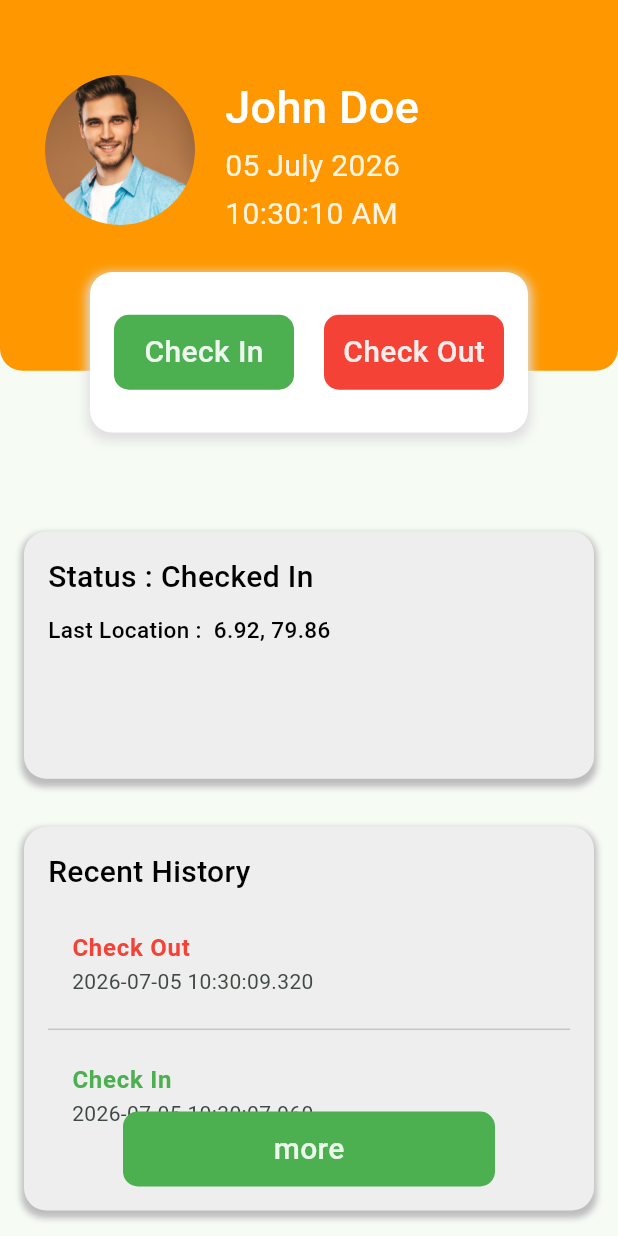
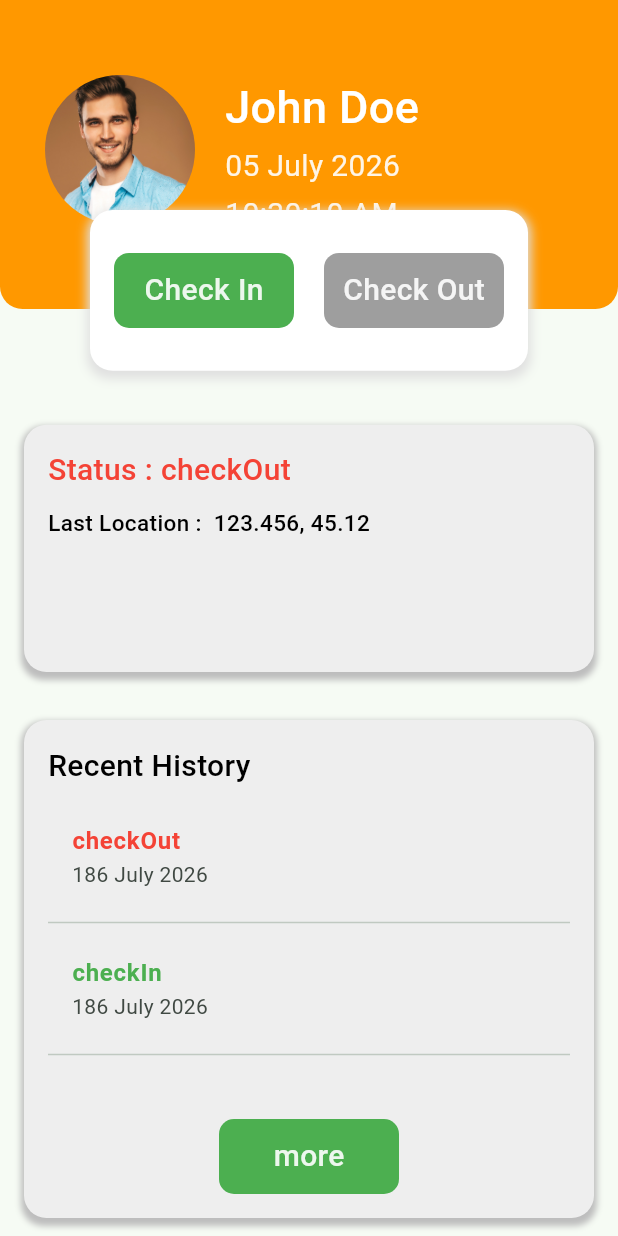
Before and after one commit to PathumDilhara/GeoAttend, a Flutter app: the screen it shows after launch, after a tap on "Check In", after a tap on "Check Out", on a phone screen of 412 x 824 dp. Run offline on Flutter 3.47's test engine with Material 3 defaults, Android fonts, the phone set to English and light mode, and no system bars; our stand-ins replace flutter_riverpod, go_router.

Commit message:
Providers updating for better UI updating

```diff
--- /dev/null
+++ b/lib/enums/att_enum.dart
@@ -0,0 +1 @@
+enum AttendanceTypeEnum { checkIn, checkOut }
--- a/lib/models/attendance_model.dart
+++ b/lib/models/attendance_model.dart
@@ -1,10 +1,16 @@
+import 'package:geo_attend/enums/att_enum.dart';
+
 class AttendanceModel {
-  final String type;
+  final String id;
+  final String employeeName;
+  final AttendanceTypeEnum type;
   final DateTime dateTime;
   final double latitude;
   final double longitude;
 
   AttendanceModel({
+    required this.id,
+    required this.employeeName,
     required this.type,
     required this.dateTime,
     required this.latitude,
--- /dev/null
+++ b/lib/models/position_data.dart
@@ -0,0 +1,6 @@
+class PositionData {
+  final double latitude;
+  final double longitude;
+
+  PositionData({required this.latitude, required this.longitude});
+}
--- /dev/null
+++ b/lib/models/user_model.dart
@@ -0,0 +1,6 @@
+class UserModel {
+  final String userId;
+  final String userName;
+
+  UserModel({required this.userId, required this.userName});
+}
--- a/lib/providers/attendance_notifier.dart
+++ b/lib/providers/attendance_notifier.dart
@@ -1,5 +1,7 @@
 import 'package:flutter_riverpod/flutter_riverpod.dart';
+import 'package:geo_attend/enums/att_enum.dart';
 import 'package:geo_attend/models/attendance_model.dart';
+import 'package:uuid/uuid.dart';
 
 class AttendanceNotifier extends Notifier<List<AttendanceModel>> {
   @override
@@ -11,24 +13,36 @@ class AttendanceNotifier extends Notifier<List<AttendanceModel>> {
       state.reversed.take(3).toList();
 
   // Check In
-  void checkIn() {
+  void checkIn({
+    required String employeeName,
+    required double latitude,
+    required double longitude
+}) {
     final record = AttendanceModel(
-      type: "Check In",
+      id: Uuid().v4(),
+      employeeName: employeeName,
+      type: AttendanceTypeEnum.checkIn,
       dateTime: DateTime.now(),
-      latitude: 6.9271,
-      longitude: 79.8612,
+      latitude: latitude,
+      longitude: longitude,
     );
 
     state = [...state, record];
   }
 
   // Check Out
-  void checkOut() {
+  void checkOut({
+    required String employeeName,
+    required double latitude,
+    required double longitude
+}) {
     final record = AttendanceModel(
-      type: "Check Out",
+      id: Uuid().v4(),
+      employeeName: employeeName,
+      type: AttendanceTypeEnum.checkOut,
       dateTime: DateTime.now(),
-      latitude: 6.9271,
-      longitude: 79.8612,
+      latitude: latitude,
+      longitude: longitude,
     );
 
     state = [...state, record];
--- a/lib/providers/attendance_provider.dart
+++ /dev/null
@@ -1,15 +0,0 @@
-import 'package:flutter_riverpod/flutter_riverpod.dart';
-import 'package:geo_attend/models/attendance_model.dart';
-import 'package:geo_attend/providers/attendance_notifier.dart';
-
-final attendanceProvider =
-    NotifierProvider<AttendanceNotifier, List<AttendanceModel>>(
-      AttendanceNotifier.new,
-    );
-
-final currentTimeProvider = StreamProvider<DateTime>((ref) async* {
-  while (true) {
-    yield DateTime.now();
-    await Future.delayed(Duration(seconds: 1));
-  }
-});
--- /dev/null
+++ b/lib/providers/providers.dart
@@ -0,0 +1,53 @@
+import 'package:flutter_riverpod/flutter_riverpod.dart';
+import 'package:geo_attend/models/attendance_model.dart';
+import 'package:geo_attend/models/position_data.dart';
+import 'package:geo_attend/models/user_model.dart';
+import 'package:geo_attend/providers/attendance_notifier.dart';
+import 'package:geo_attend/services/user_service.dart';
+
+import '../enums/att_enum.dart';
+
+final attendanceListProvider =
+    NotifierProvider<AttendanceNotifier, List<AttendanceModel>>(
+      AttendanceNotifier.new,
+    );
+
+final currentStateProvider = Provider<AttendanceTypeEnum>((ref) {
+  final records = ref.watch(attendanceListProvider);
+
+  if (records.isEmpty) {
+    return AttendanceTypeEnum.checkOut;
+  }
+
+  final last = records.last;
+  return last.type == AttendanceTypeEnum.checkIn
+      ? AttendanceTypeEnum.checkIn
+      : AttendanceTypeEnum.checkOut;
+});
+
+final lastLocationProvider = Provider<PositionData>((ref) {
+  final records = ref.watch(attendanceListProvider);
+
+  if (records.isEmpty) {
+    return PositionData(latitude: 0.0, longitude: 0.0);
+  }
+
+  final last = records.last;
+  return PositionData(latitude: last.latitude, longitude: last.longitude);
+});
+
+final userProvider = Provider((ref) {
+  return UserService();
+});
+
+final currentUserProvider = FutureProvider<UserModel>((ref) async {
+  final service = ref.read(userProvider);
+  return service.getCurrentUser();
+});
+
+final currentTimeProvider = StreamProvider<DateTime>((ref) async* {
+  while (true) {
+    yield DateTime.now();
+    await Future.delayed(Duration(seconds: 1));
+  }
+});
--- a/lib/screens/details_screen.dart
+++ b/lib/screens/details_screen.dart
@@ -1,4 +1,5 @@
 import 'package:flutter/material.dart';
+import 'package:geo_attend/enums/att_enum.dart';
 import 'package:geo_attend/models/attendance_model.dart';
 
 class DetailsScreen extends StatelessWidget {
@@ -9,15 +10,20 @@ class DetailsScreen extends StatelessWidget {
   Widget build(BuildContext context) {
     return Scaffold(
       appBar: AppBar(title: Text("Details")),
-      body: Column(
+      body: Padding(
+        padding: const EdgeInsets.all(16.0),
+        child: Column(
           crossAxisAlignment: CrossAxisAlignment.start,
           children: [
             Text(
-            model.type,
+              model.type.name.toString(),
               style: TextStyle(
                 fontSize: 20,
                 fontWeight: FontWeight.w500,
-              color: model.type == "Check In" ? Colors.green : Colors.red,
+                color:
+                    model.type == AttendanceTypeEnum.checkIn
+                        ? Colors.green
+                        : Colors.red,
               ),
             ),
             SizedBox(height: 10),
@@ -37,6 +43,7 @@ class DetailsScreen extends StatelessWidget {
             ),
           ],
         ),
+      ),
     );
   }
 }
--- a/lib/screens/history_screen.dart
+++ b/lib/screens/history_screen.dart
@@ -1,15 +1,17 @@
 import 'package:flutter/material.dart';
 import 'package:flutter_riverpod/flutter_riverpod.dart';
-import 'package:geo_attend/providers/attendance_provider.dart';
+import 'package:geo_attend/enums/att_enum.dart';
+import 'package:geo_attend/providers/providers.dart';
 import 'package:geo_attend/router/router_paths.dart';
 import 'package:go_router/go_router.dart';
+import 'package:intl/intl.dart';
 
 class HistoryScreen extends ConsumerWidget {
   const HistoryScreen({super.key});
 
   @override
   Widget build(BuildContext context, WidgetRef ref) {
-    final history = ref.watch(attendanceProvider);
+    final history = ref.watch(attendanceListProvider);
 
     return Scaffold(
       appBar: AppBar(title: Text("History")),
@@ -22,13 +24,13 @@ class HistoryScreen extends ConsumerWidget {
             children: [
               ListTile(
                 title: Text(
-                  item.type,
+                  item.type.name.toString(),
                   style: TextStyle(
-                    color: item.type == "Check In" ? Colors.green : Colors.red,
+                    color: item.type == AttendanceTypeEnum.checkIn ? Colors.green : Colors.red,
                     fontWeight: FontWeight.bold
                   ),
                 ),
-                subtitle: Text(item.dateTime.toString()),
+                subtitle: Text(DateFormat("DD MMMM yyyy").format(item.dateTime)),
                 onTap: () {
                   GoRouter.of(
                     context,
--- a/lib/screens/home_screen.dart
+++ b/lib/screens/home_screen.dart
@@ -1,12 +1,13 @@
 import 'package:flutter/material.dart';
 import 'package:flutter_riverpod/flutter_riverpod.dart';
+import 'package:geo_attend/enums/att_enum.dart';
 import 'package:geo_attend/models/attendance_model.dart';
 import 'package:geo_attend/router/router_paths.dart';
 import 'package:geo_attend/widgets/custom_button.dart';
 import 'package:go_router/go_router.dart';
 import 'package:intl/intl.dart';
 
-import '../providers/attendance_provider.dart';
+import '../providers/providers.dart';
 
 class HomeScreen extends ConsumerWidget {
   HomeScreen({super.key});
@@ -26,7 +27,7 @@ class HomeScreen extends ConsumerWidget {
           children: [
             // Employee data card + check in/out card
             SizedBox(
-              height: screenHeight * 0.35,
+              height: screenHeight * 0.30,
               child: Stack(
                 children: [
                   // Employee data card
@@ -42,10 +43,10 @@ class HomeScreen extends ConsumerWidget {
                 ],
               ),
             ),
-            SizedBox(height: 50),
+            SizedBox(height: 20),
 
             // current state showing
-            _buildCurrentStateCard(screenHeight),
+            _buildCurrentStateCard(screenHeight, ref),
 
             // Recent history
             _buildRecentHistoryCard(context, screenHeight, ref),
@@ -59,10 +60,12 @@ class HomeScreen extends ConsumerWidget {
   Widget _buildEmployeeInformationCard(double screenHeight, WidgetRef ref) {
     final currentTime = ref.watch(currentTimeProvider);
 
+    final userAsync = ref.watch(currentUserProvider);
+
     return Container(
       padding: EdgeInsets.symmetric(vertical: 50, horizontal: 30),
       width: double.infinity,
-      height: screenHeight * 0.3,
+      height: screenHeight * 0.25,
       decoration: BoxDecoration(
         borderRadius: BorderRadius.only(
           bottomLeft: Radius.circular(cardBR),
@@ -95,7 +98,11 @@ class HomeScreen extends ConsumerWidget {
             crossAxisAlignment: CrossAxisAlignment.start,
             children: [
               Text(
-                "John Doe",
+                userAsync.when(
+                  data: (user) => user.userName,
+                  error: (_, _) => "Error",
+                  loading: () => "Loading...",
+                ),
                 softWrap: true,
                 style: TextStyle(
                   fontSize: 30,
@@ -142,6 +149,8 @@ class HomeScreen extends ConsumerWidget {
 
   // ===================== Check in out card =============================
   Widget _buildCheckInOutCard(double screenHeight, WidgetRef ref) {
+    final currentState = ref.watch(currentStateProvider);
+
     return Container(
       margin: EdgeInsets.symmetric(horizontal: 50),
       width: double.infinity,
@@ -163,17 +172,45 @@ class HomeScreen extends ConsumerWidget {
         children: [
           customButton(
             title: "Check In",
-            bgColor: Colors.green,
+            bgColor:
+                currentState == AttendanceTypeEnum.checkIn
+                    ? Colors.grey
+                    : Colors.green,
             onTap: () {
-              ref.read(attendanceProvider.notifier).checkIn();
+              if (currentState == AttendanceTypeEnum.checkOut) {
+                final user = ref.read(currentUserProvider).value;
+                if (user == null) return;
+
+                ref
+                    .read(attendanceListProvider.notifier)
+                    .checkIn(
+                      employeeName: user.userName,
+                      latitude: 12.345,
+                      longitude: 23.234,
+                    );
+              }
             },
           ),
           SizedBox(width: 20),
           customButton(
             title: "Check Out",
-            bgColor: Colors.red,
+            bgColor:
+                currentState == AttendanceTypeEnum.checkOut
+                    ? Colors.grey
+                    : Colors.red,
             onTap: () {
-              ref.read(attendanceProvider.notifier).checkOut();
+              if (currentState == AttendanceTypeEnum.checkIn) {
+                final user = ref.read(currentUserProvider).value;
+                if (user == null) return;
+
+                ref
+                    .read(attendanceListProvider.notifier)
+                    .checkOut(
+                      employeeName: user.userName,
+                      latitude: 123.456,
+                      longitude: 45.12,
+                    );
+              }
             },
           ),
         ],
@@ -182,7 +219,10 @@ class HomeScreen extends ConsumerWidget {
   }
 
   // ================================ Current state card ======================
-  Widget _buildCurrentStateCard(double screenHeight) {
+  Widget _buildCurrentStateCard(double screenHeight, WidgetRef ref) {
+    final currentState = ref.watch(currentStateProvider);
+    final lastLocation = ref.watch(lastLocationProvider);
+
     return Container(
       margin: EdgeInsets.all(mainPad),
       padding: EdgeInsets.all(16),
@@ -204,17 +244,20 @@ class HomeScreen extends ConsumerWidget {
         crossAxisAlignment: CrossAxisAlignment.start,
         children: [
           Text(
-            "Status : Checked In", // TODO
+            "Status : ${currentState.name.toString()}",
             style: TextStyle(
               fontSize: 20,
               fontWeight: FontWeight.w500,
-              color: Colors.black,
+              color:
+                  currentState == AttendanceTypeEnum.checkIn
+                      ? Colors.green
+                      : Colors.red,
             ),
           ),
           SizedBox(height: 10),
 
           Text(
-            "Last Location :  6.92, 79.86", // TODO
+            "Last Location :  ${lastLocation.latitude}, ${lastLocation.longitude}",
             style: TextStyle(
               fontSize: 15,
               fontWeight: FontWeight.w500,
@@ -232,7 +275,7 @@ class HomeScreen extends ConsumerWidget {
     double screenHeight,
     WidgetRef ref,
   ) {
-    final recentList = ref.watch(attendanceProvider.notifier).recentThree;
+    final recentList = ref.watch(attendanceListProvider.notifier).recentThree;
 
     return Container(
       margin: EdgeInsets.all(mainPad),
@@ -276,16 +319,18 @@ class HomeScreen extends ConsumerWidget {
               ),
             )
           else
-            Stack(
+            Column(
+              mainAxisSize: MainAxisSize.min,
               children: [
                 Padding(
-                  padding: const EdgeInsets.only(bottom: 20.0),
+                  padding: const EdgeInsets.only(bottom: 5.0),
                   child: Material(
                     clipBehavior: Clip.antiAlias,
                     color: Colors.grey.shade200,
                     child: SizedBox(
-                      height: screenHeight * 0.2,
+                      height: screenHeight * 0.25,
                       child: ListView.builder(
+                        padding: EdgeInsets.zero,
                         itemCount: recentList.length,
                         itemBuilder: (context, index) {
                           AttendanceModel item = recentList[index];
@@ -295,16 +340,20 @@ class HomeScreen extends ConsumerWidget {
                               ListTile(
                                 tileColor: Colors.grey.shade200,
                                 title: Text(
-                                  item.type,
+                                  item.type.name.toString(),
                                   style: TextStyle(
                                     color:
-                                        item.type == "Check In"
+                                        item.type == AttendanceTypeEnum.checkIn
                                             ? Colors.green
                                             : Colors.red,
                                     fontWeight: FontWeight.bold,
                                   ),
                                 ),
-                                subtitle: Text(item.dateTime.toString()),
+                                subtitle: Text(
+                                  DateFormat(
+                                    "DD MMMM yyyy",
+                                  ).format(item.dateTime),
+                                ),
                                 onTap: () {
                                   GoRouter.of(context).push(
                                     "/${RouterPaths.details}",
@@ -321,17 +370,12 @@ class HomeScreen extends ConsumerWidget {
                   ),
                 ),
 
-                Positioned(
-                  bottom: 0,
-                  left: 50,
-                  right: 50,
-                  child: customButton(
-                    title: "more",
-                    bgColor: Colors.green,
-                    onTap: () {
-                      GoRouter.of(context).push("/${RouterPaths.history}");
-                    },
-                  ),
+                customButton(
+                  title: "more",
+                  bgColor: Colors.green,
+                  onTap: () {
+                    GoRouter.of(context).push("/${RouterPaths.history}");
+                  },
                 ),
               ],
             ),
--- /dev/null
+++ b/lib/services/location_service.dart
@@ -0,0 +1,22 @@
+import 'dart:math';
+
+import '../models/position_data.dart';
+
+class LocationService{
+
+  // get current location
+  Future<PositionData> getCurrentLocation()async{
+    return PositionData(latitude: getValue(), longitude: getValue());
+  }
+
+  // random
+  double getValue(){
+    final random = Random();
+
+    double min = 10.0;
+    double max = 200.0;
+
+    double value = min + random.nextDouble() * (max - min);
+    return value;
+  }
+}
--- /dev/null
+++ b/lib/services/user_service.dart
@@ -0,0 +1,10 @@
+import 'package:geo_attend/models/user_model.dart';
+
+class UserService {
+  // get current user
+  Future<UserModel> getCurrentUser() async {
+    await Future.delayed(Duration(seconds: 1));
+
+    return UserModel(userId: "124214", userName: "John Doe");
+  }
+}
--- a/pubspec.yaml
+++ b/pubspec.yaml
@@ -37,6 +37,7 @@ dependencies:
   flutter_riverpod: ^3.3.2
   intl: ^0.20.0
   go_router: ^17.0.0
+  uuid: ^4.5.1
 
 dev_dependencies:
   flutter_test:
```
Also changed, not shown: lib/services/status_service.dart (added, +20 -0 lines), pubspec.lock. Lines whose indentation alone changed are shown as unchanged.
